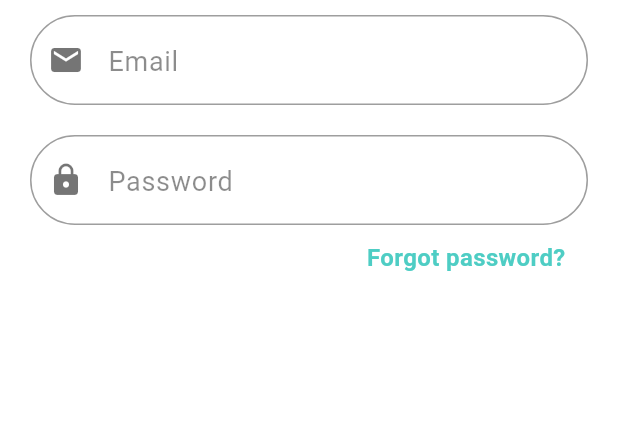
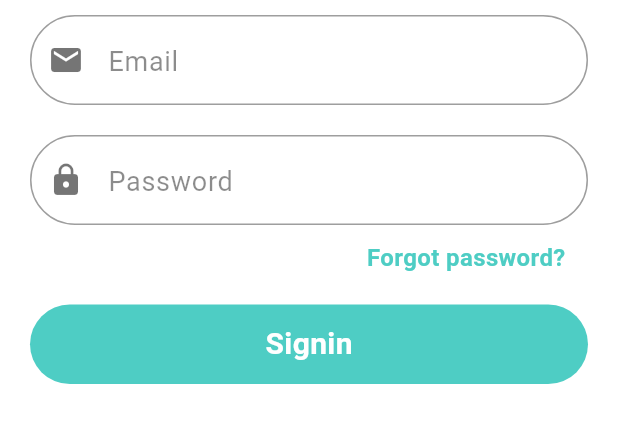
Before and after one commit to ChathraNavoda/Mentro, a Flutter app: the screen it shows after launch, on a phone screen of 412 x 824 dp, the part 334-777 px from its top. Run offline on Flutter 3.47's test engine with Material 3 defaults, Android fonts, the phone set to English and light mode, and no system bars; our stand-ins replace firebase_core; accounts and stored records are empty.

Commit message:
common button widget

```diff
--- /dev/null
+++ b/lib/presentation/common/button_widget.dart
@@ -0,0 +1,39 @@
+import 'package:flutter/material.dart';
+
+class Button extends StatelessWidget {
+  final VoidCallback onTap;
+  final String text;
+  const Button({
+    super.key,
+    required this.onTap,
+    required this.text,
+  });
+
+  @override
+  Widget build(BuildContext context) {
+    return InkWell(
+      onTap: onTap,
+      child: Padding(
+        padding: const EdgeInsets.all(20.0),
+        child: Container(
+          alignment: Alignment.center,
+          padding: EdgeInsets.symmetric(vertical: 12),
+          decoration: ShapeDecoration(
+            shape: RoundedRectangleBorder(
+              borderRadius: BorderRadius.circular(30),
+            ),
+            color: Color(0xFF4ECDC4),
+          ),
+          child: Text(
+            text,
+            style: TextStyle(
+              fontWeight: FontWeight.bold,
+              fontSize: 20,
+              color: Colors.white,
+            ),
+          ),
+        ),
+      ),
+    );
+  }
+}
--- a/lib/presentation/screens/auth/login_screen.dart
+++ b/lib/presentation/screens/auth/login_screen.dart
@@ -1,4 +1,5 @@
 import 'package:flutter/material.dart';
+import 'package:mentro/presentation/common/button_widget.dart';
 import 'package:mentro/presentation/common/text_field_widget.dart';
 
 class LoginScreen extends StatefulWidget {
@@ -53,6 +54,10 @@ class _LoginScreenState extends State<LoginScreen> {
                   ),
                 ),
               ),
+              Button(
+                onTap: () {},
+                text: 'Signin',
+              )
             ],
           ),
         ),
```
